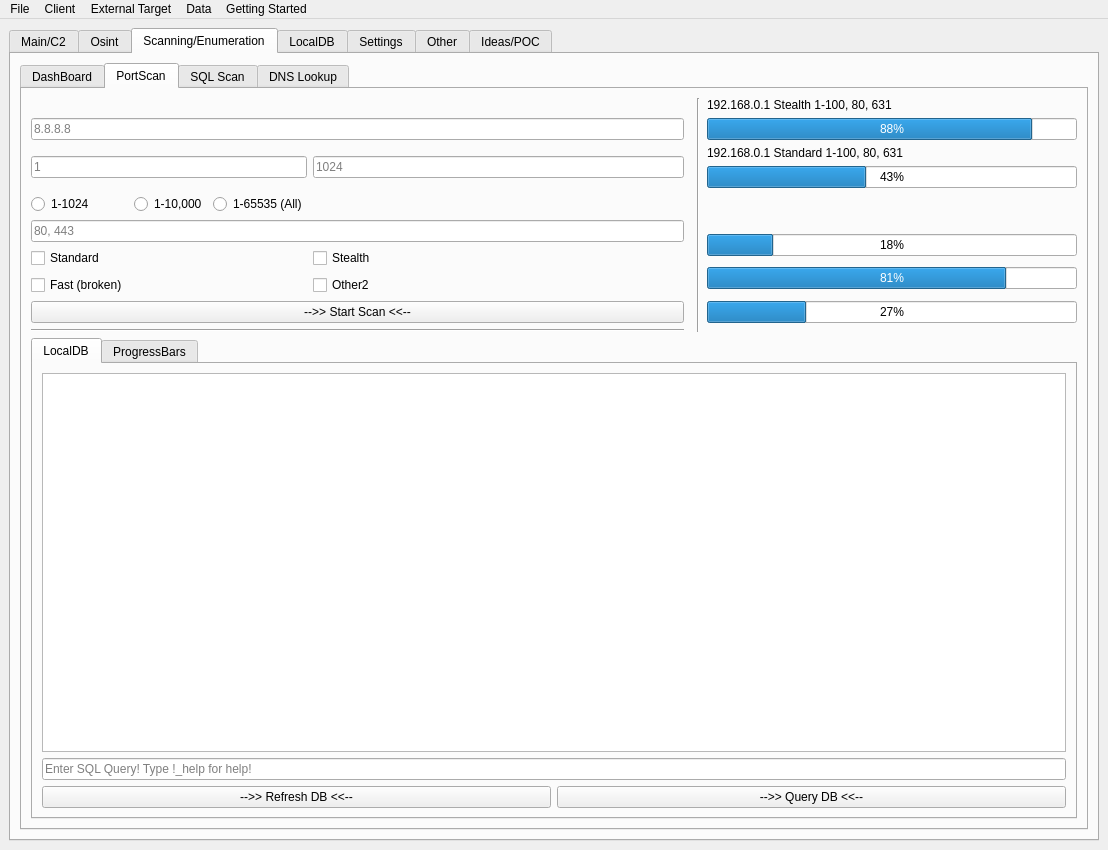
This is gui.ui in ryanq47/WhisperNet as Qt 5 draws it before an edit. The edited form follows.
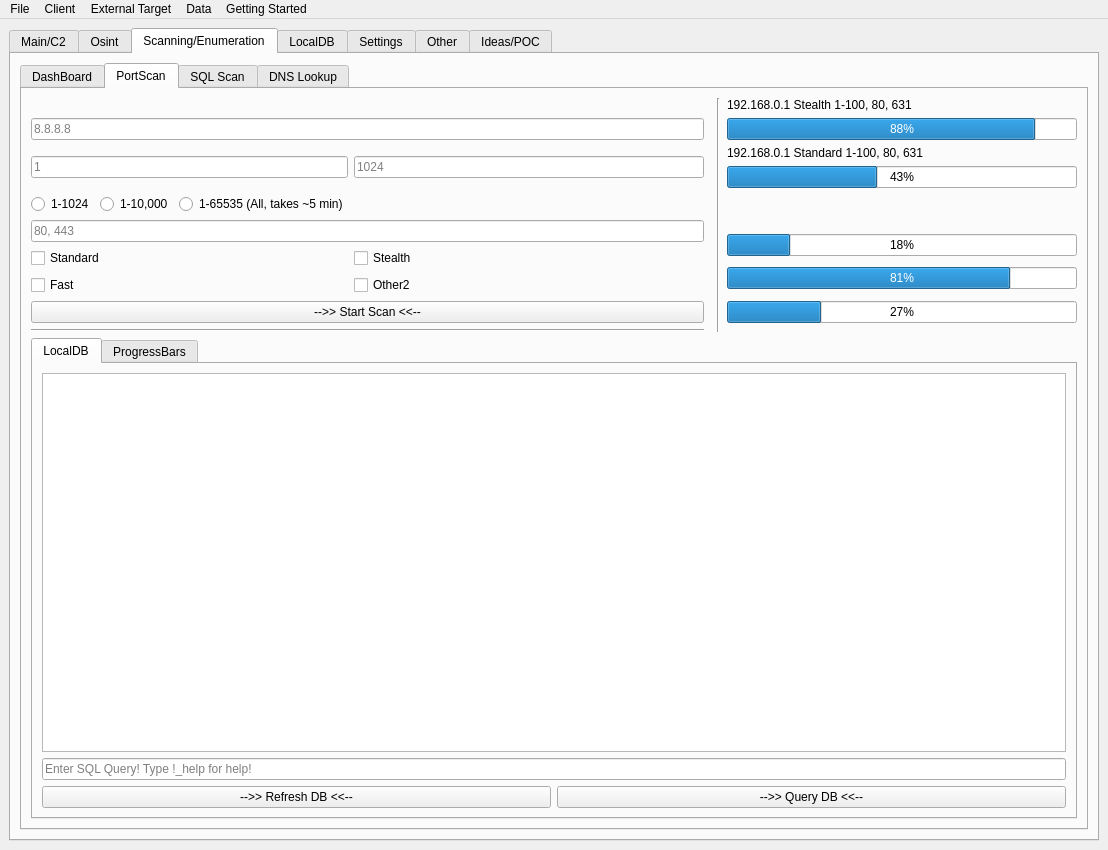
This is the edited form. The open tabs and pages were chosen to show the change. Icons and pictures are not drawn.

What changed in the file:
```diff
--- a/gui.ui
+++ b/gui.ui
@@ -1331,19 +1331,6 @@
               </property>
              </widget>
             </item>
-            <item row="9" column="0">
-             <widget class="QCheckBox" name="portscan_fast_check">
-              <property name="maximumSize">
-               <size>
-                <width>100</width>
-                <height>16777215</height>
-               </size>
-              </property>
-              <property name="text">
-               <string>Fast (broken)</string>
-              </property>
-             </widget>
-            </item>
             <item row="3" column="6">
              <widget class="QProgressBar" name="progressBar_3">
               <property name="value">
@@ -1494,7 +1481,7 @@
             <item row="4" column="2">
              <widget class="QRadioButton" name="portscan_1_65535">
               <property name="text">
-               <string>1-65535 (All)</string>
+               <string>1-65535 (All, takes ~5 min)</string>
               </property>
              </widget>
             </item>
@@ -1553,6 +1540,19 @@
               </property>
              </widget>
             </item>
+            <item row="9" column="0" colspan="2">
+             <widget class="QCheckBox" name="portscan_fast_check">
+              <property name="maximumSize">
+               <size>
+                <width>150</width>
+                <height>16777215</height>
+               </size>
+              </property>
+              <property name="text">
+               <string>Fast</string>
+              </property>
+             </widget>
+            </item>
            </layout>
           </widget>
           <widget class="QWidget" name="tab_15">
```
Left out of the diff: 4 changed lines with no effect on the pictures.
